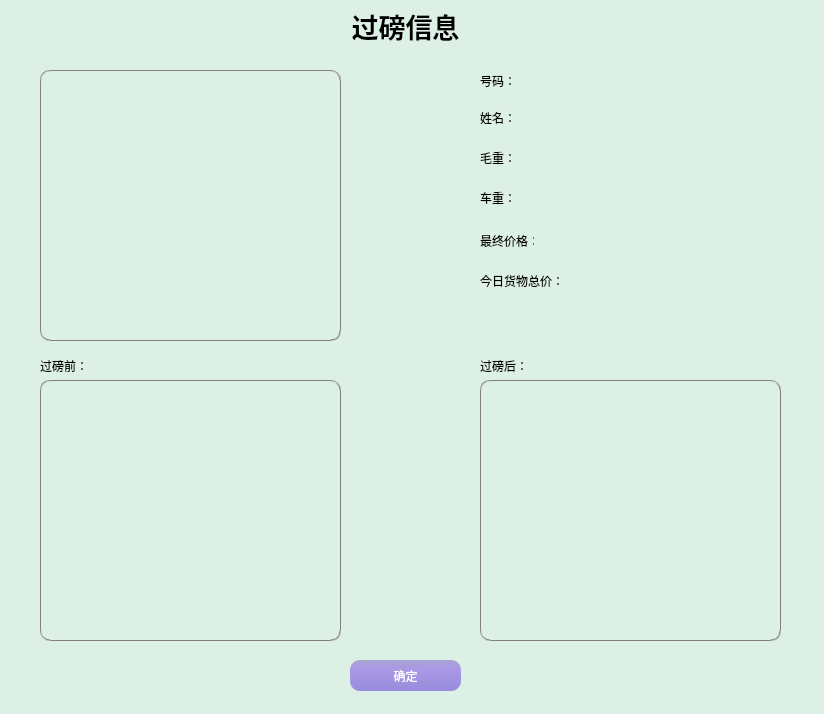
Before: the Qt Designer form weighinfo.ui in ljhuan/WasteRecycle, drawn with Qt 5.
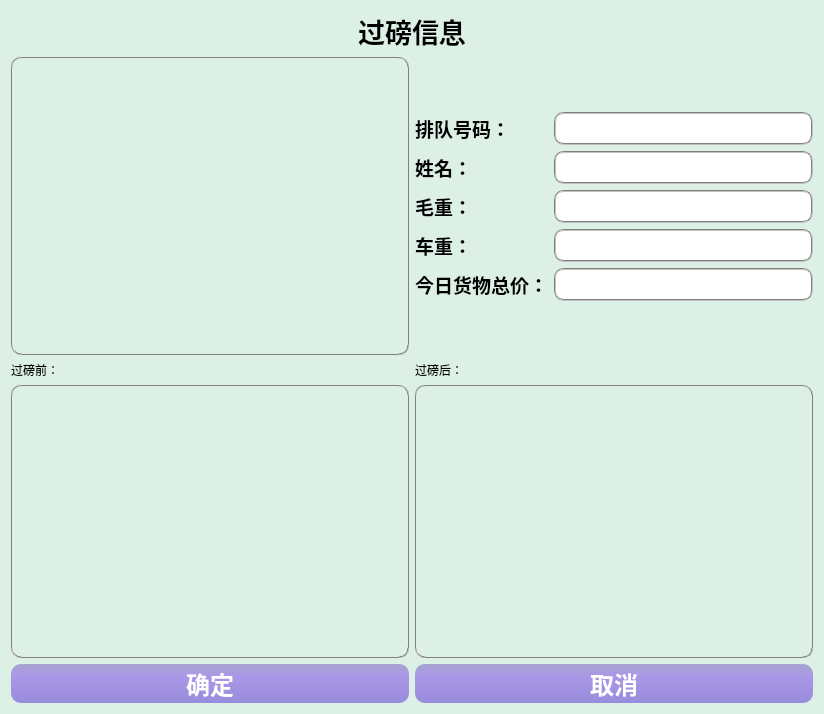
After: the same form once the commit is applied.

```diff
--- a/weighinfo.ui
+++ b/weighinfo.ui
@@ -77,51 +77,29 @@
   <property name="windowTitle">
    <string>Dialog</string>
   </property>
-  <widget class="QPushButton" name="btn_sure">
-   <property name="geometry">
-    <rect>
-     <x>350</x>
-     <y>660</y>
-     <width>111</width>
-     <height>31</height>
-    </rect>
-   </property>
-   <property name="styleSheet">
-    <string notr="true">QPushButton{color: rgb(255, 255, 255);
-			background: qlineargradient(x1:0, y1:0, x2:0, y2:1, stop:0 rgb(166,164,208),stop:0.3 rgb(171,152,230), stop:1 rgb(152,140,220));
-            border:1px;
-            border-radius:10px;
-            padding:2px 4px;
-}
-QPushButton:hover{
-            color: rgb(255, 255, 255); 
-            background: qlineargradient(x1:0, y1:0, x2:0, y2:1, stop:0 rgb(130,120,226), stop:0.3 rgb(120,130,230), stop:1 rgb(125,140,226));
-            border:1px;
-            border-radius:10px;
-            padding:2px 4px; 
-        }
-        QPushButton:pressed{
-            color: rgb(255, 255, 255);
-            background: qlineargradient(x1:0, y1:0, x2:0, y2:1, stop:0 rgb(240,156,121), stop:0.3 rgb(220,160,140), stop:1 rgb(230,140,120));
-            border:1px;
-            border-radius:10px;
-            padding:2px 4px;
-        }
-</string>
+  <layout class="QVBoxLayout" name="verticalLayout" stretch="1,10,10,1">
+   <item>
+    <widget class="QLabel" name="label_13">
+     <property name="font">
+      <font>
+       <family>Arial</family>
+       <pointsize>20</pointsize>
+       <weight>75</weight>
+       <bold>true</bold>
+      </font>
    </property>
    <property name="text">
-    <string>确定</string>
-   </property>
-  </widget>
+      <string>过磅信息</string>
+     </property>
+     <property name="alignment">
+      <set>Qt::AlignCenter</set>
+     </property>
+    </widget>
+   </item>
+   <item>
+    <layout class="QHBoxLayout" name="horizontalLayout" stretch="1,1">
+     <item>
   <widget class="QLabel" name="lb_head">
-   <property name="geometry">
-    <rect>
-     <x>40</x>
-     <y>70</y>
-     <width>301</width>
-     <height>271</height>
-    </rect>
-   </property>
    <property name="styleSheet">
     <string notr="true">border:1px groove gray;border-radius:10px;padding:0px 0px;</string>
    </property>
@@ -129,122 +107,233 @@
     <string/>
    </property>
   </widget>
+     </item>
+     <item>
+      <layout class="QFormLayout" name="formLayout">
+       <property name="formAlignment">
+        <set>Qt::AlignLeading|Qt::AlignLeft|Qt::AlignVCenter</set>
+       </property>
+       <item row="0" column="0">
+        <widget class="QLabel" name="label_4">
+         <property name="font">
+          <font>
+           <family>Arial</family>
+           <pointsize>14</pointsize>
+           <weight>75</weight>
+           <bold>true</bold>
+          </font>
+         </property>
+         <property name="text">
+          <string>排队号码：</string>
+         </property>
+        </widget>
+       </item>
+       <item row="0" column="1">
+        <widget class="QLineEdit" name="le_num">
+         <property name="enabled">
+          <bool>false</bool>
+         </property>
+         <property name="sizePolicy">
+          <sizepolicy hsizetype="Preferred" vsizetype="Fixed">
+           <horstretch>0</horstretch>
+           <verstretch>0</verstretch>
+          </sizepolicy>
+         </property>
+         <property name="font">
+          <font>
+           <family>Arial</family>
+           <pointsize>14</pointsize>
+           <weight>75</weight>
+           <bold>true</bold>
+          </font>
+         </property>
+         <property name="styleSheet">
+          <string notr="true">border:2px groove gray;border-radius:10px;padding:2px 4px;</string>
+         </property>
+        </widget>
+       </item>
+       <item row="1" column="0">
   <widget class="QLabel" name="label_2">
-   <property name="geometry">
-    <rect>
-     <x>480</x>
-     <y>110</y>
-     <width>54</width>
-     <height>16</height>
-    </rect>
+         <property name="font">
+          <font>
+           <family>Arial</family>
+           <pointsize>14</pointsize>
+           <weight>75</weight>
+           <bold>true</bold>
+          </font>
    </property>
    <property name="text">
     <string>姓名：</string>
    </property>
   </widget>
-  <widget class="QLabel" name="label_4">
-   <property name="geometry">
-    <rect>
-     <x>480</x>
-     <y>70</y>
-     <width>51</width>
-     <height>21</height>
-    </rect>
-   </property>
-   <property name="text">
-    <string>号码：</string>
-   </property>
-  </widget>
+       </item>
+       <item row="1" column="1">
+        <widget class="QLineEdit" name="le_name">
+         <property name="enabled">
+          <bool>false</bool>
+         </property>
+         <property name="sizePolicy">
+          <sizepolicy hsizetype="Preferred" vsizetype="Fixed">
+           <horstretch>0</horstretch>
+           <verstretch>0</verstretch>
+          </sizepolicy>
+         </property>
+         <property name="font">
+          <font>
+           <family>Arial</family>
+           <pointsize>14</pointsize>
+           <weight>75</weight>
+           <bold>true</bold>
+          </font>
+         </property>
+         <property name="styleSheet">
+          <string notr="true">border:2px groove gray;border-radius:10px;padding:2px 4px;</string>
+         </property>
+        </widget>
+       </item>
+       <item row="2" column="0">
   <widget class="QLabel" name="label_5">
-   <property name="geometry">
-    <rect>
-     <x>480</x>
-     <y>150</y>
-     <width>54</width>
-     <height>16</height>
-    </rect>
+         <property name="font">
+          <font>
+           <family>Arial</family>
+           <pointsize>14</pointsize>
+           <weight>75</weight>
+           <bold>true</bold>
+          </font>
    </property>
    <property name="text">
     <string>毛重：</string>
    </property>
   </widget>
+       </item>
+       <item row="2" column="1">
+        <widget class="QLineEdit" name="le_rWeigh">
+         <property name="enabled">
+          <bool>false</bool>
+         </property>
+         <property name="sizePolicy">
+          <sizepolicy hsizetype="Preferred" vsizetype="Fixed">
+           <horstretch>0</horstretch>
+           <verstretch>0</verstretch>
+          </sizepolicy>
+         </property>
+         <property name="font">
+          <font>
+           <family>Arial</family>
+           <pointsize>14</pointsize>
+           <weight>75</weight>
+           <bold>true</bold>
+          </font>
+         </property>
+         <property name="styleSheet">
+          <string notr="true">border:2px groove gray;border-radius:10px;padding:2px 4px;</string>
+         </property>
+        </widget>
+       </item>
+       <item row="3" column="0">
   <widget class="QLabel" name="label_7">
-   <property name="geometry">
-    <rect>
-     <x>480</x>
-     <y>190</y>
-     <width>54</width>
-     <height>16</height>
-    </rect>
+         <property name="font">
+          <font>
+           <family>Arial</family>
+           <pointsize>14</pointsize>
+           <weight>75</weight>
+           <bold>true</bold>
+          </font>
    </property>
    <property name="text">
     <string>车重：</string>
    </property>
   </widget>
-  <widget class="QLabel" name="label_8">
-   <property name="geometry">
-    <rect>
-     <x>480</x>
-     <y>230</y>
-     <width>54</width>
-     <height>21</height>
-    </rect>
-   </property>
-   <property name="text">
-    <string>最终价格：</string>
-   </property>
-  </widget>
-  <widget class="QLabel" name="lb_rWeight">
-   <property name="geometry">
-    <rect>
-     <x>40</x>
-     <y>380</y>
-     <width>301</width>
-     <height>261</height>
-    </rect>
+       </item>
+       <item row="3" column="1">
+        <widget class="QLineEdit" name="le_vWeigh">
+         <property name="enabled">
+          <bool>false</bool>
+         </property>
+         <property name="sizePolicy">
+          <sizepolicy hsizetype="Preferred" vsizetype="Fixed">
+           <horstretch>0</horstretch>
+           <verstretch>0</verstretch>
+          </sizepolicy>
+         </property>
+         <property name="font">
+          <font>
+           <family>Arial</family>
+           <pointsize>14</pointsize>
+           <weight>75</weight>
+           <bold>true</bold>
+          </font>
    </property>
    <property name="styleSheet">
-    <string notr="true">border:1px groove gray;border-radius:10px;padding:0px 0px;</string>
-   </property>
+          <string notr="true">border:2px groove gray;border-radius:10px;padding:2px 4px;</string>
+         </property>
+        </widget>
+       </item>
+       <item row="4" column="0">
+        <widget class="QLabel" name="label_3">
+         <property name="font">
+          <font>
+           <family>Arial</family>
+           <pointsize>14</pointsize>
+           <weight>75</weight>
+           <bold>true</bold>
+          </font>
+         </property>
    <property name="text">
-    <string/>
-   </property>
-  </widget>
+          <string>今日货物总价：</string>
+         </property>
+        </widget>
+       </item>
+       <item row="4" column="1">
+        <widget class="QLineEdit" name="le_todayWeight">
+         <property name="enabled">
+          <bool>false</bool>
+         </property>
+         <property name="font">
+          <font>
+           <family>Arial</family>
+           <pointsize>14</pointsize>
+           <weight>75</weight>
+           <bold>true</bold>
+          </font>
+         </property>
+         <property name="styleSheet">
+          <string notr="true">border:2px groove gray;border-radius:10px;padding:2px 4px;</string>
+         </property>
+        </widget>
+       </item>
+      </layout>
+     </item>
+    </layout>
+   </item>
+   <item>
+    <layout class="QGridLayout" name="gridLayout" rowstretch="1,15">
+     <item row="0" column="0">
   <widget class="QLabel" name="label_11">
-   <property name="geometry">
-    <rect>
-     <x>40</x>
-     <y>360</y>
-     <width>54</width>
-     <height>12</height>
-    </rect>
-   </property>
    <property name="text">
     <string>过磅前：</string>
    </property>
   </widget>
+     </item>
+     <item row="0" column="1">
   <widget class="QLabel" name="label_12">
-   <property name="geometry">
-    <rect>
-     <x>480</x>
-     <y>360</y>
-     <width>54</width>
-     <height>12</height>
-    </rect>
-   </property>
    <property name="text">
     <string>过磅后：</string>
    </property>
   </widget>
+     </item>
+     <item row="1" column="0">
+      <widget class="QLabel" name="lb_rWeight">
+       <property name="styleSheet">
+        <string notr="true">border:1px groove gray;border-radius:10px;padding:0px 0px;</string>
+       </property>
+       <property name="text">
+        <string/>
+       </property>
+      </widget>
+     </item>
+     <item row="1" column="1">
   <widget class="QLabel" name="lb_vWeight">
-   <property name="geometry">
-    <rect>
-     <x>480</x>
-     <y>380</y>
-     <width>301</width>
-     <height>261</height>
-    </rect>
-   </property>
    <property name="styleSheet">
     <string notr="true">border:1px groove gray;border-radius:10px;padding:0px 0px;</string>
    </property>
@@ -252,43 +341,90 @@
     <string/>
    </property>
   </widget>
-  <widget class="QLabel" name="label_13">
-   <property name="geometry">
-    <rect>
-     <x>310</x>
-     <y>10</y>
-     <width>191</width>
-     <height>31</height>
-    </rect>
-   </property>
+     </item>
+    </layout>
+   </item>
+   <item>
+    <layout class="QHBoxLayout" name="horizontalLayout_2">
+     <item>
+      <widget class="QPushButton" name="btn_ok">
    <property name="font">
     <font>
      <family>Arial</family>
-     <pointsize>20</pointsize>
+         <pointsize>18</pointsize>
      <weight>75</weight>
      <bold>true</bold>
     </font>
    </property>
+       <property name="styleSheet">
+        <string notr="true">QPushButton{color: rgb(255, 255, 255);
+			background: qlineargradient(x1:0, y1:0, x2:0, y2:1, stop:0 rgb(166,164,208),stop:0.3 rgb(171,152,230), stop:1 rgb(152,140,220));
+            border:1px;
+            border-radius:10px;
+            padding:2px 4px;
+}
+QPushButton:hover{
+            color: rgb(255, 255, 255); 
+            background: qlineargradient(x1:0, y1:0, x2:0, y2:1, stop:0 rgb(130,120,226), stop:0.3 rgb(120,130,230), stop:1 rgb(125,140,226));
+            border:1px;
+            border-radius:10px;
+            padding:2px 4px; 
+        }
+        QPushButton:pressed{
+            color: rgb(255, 255, 255);
+            background: qlineargradient(x1:0, y1:0, x2:0, y2:1, stop:0 rgb(240,156,121), stop:0.3 rgb(220,160,140), stop:1 rgb(230,140,120));
+            border:1px;
+            border-radius:10px;
+            padding:2px 4px;
+        }
+</string>
+       </property>
    <property name="text">
-    <string>过磅信息</string>
-   </property>
-   <property name="alignment">
-    <set>Qt::AlignCenter</set>
-   </property>
-  </widget>
-  <widget class="QLabel" name="label_3">
-   <property name="geometry">
-    <rect>
-     <x>480</x>
-     <y>270</y>
-     <width>81</width>
-     <height>21</height>
-    </rect>
-   </property>
+        <string>确定</string>
+       </property>
+      </widget>
+     </item>
+     <item>
+      <widget class="QPushButton" name="btn_cancel">
+       <property name="font">
+        <font>
+         <family>Arial</family>
+         <pointsize>18</pointsize>
+         <weight>75</weight>
+         <bold>true</bold>
+        </font>
+       </property>
+       <property name="styleSheet">
+        <string notr="true">QPushButton{color: rgb(255, 255, 255);
+			background: qlineargradient(x1:0, y1:0, x2:0, y2:1, stop:0 rgb(166,164,208),stop:0.3 rgb(171,152,230), stop:1 rgb(152,140,220));
+            border:1px;
+            border-radius:10px;
+            padding:2px 4px;
+}
+QPushButton:hover{
+            color: rgb(255, 255, 255); 
+            background: qlineargradient(x1:0, y1:0, x2:0, y2:1, stop:0 rgb(130,120,226), stop:0.3 rgb(120,130,230), stop:1 rgb(125,140,226));
+            border:1px;
+            border-radius:10px;
+            padding:2px 4px; 
+        }
+        QPushButton:pressed{
+            color: rgb(255, 255, 255);
+            background: qlineargradient(x1:0, y1:0, x2:0, y2:1, stop:0 rgb(240,156,121), stop:0.3 rgb(220,160,140), stop:1 rgb(230,140,120));
+            border:1px;
+            border-radius:10px;
+            padding:2px 4px;
+        }
+</string>
+       </property>
    <property name="text">
-    <string>今日货物总价：</string>
-   </property>
-  </widget>
+        <string>取消</string>
+       </property>
+      </widget>
+     </item>
+    </layout>
+   </item>
+  </layout>
  </widget>
  <resources/>
  <connections/>
```
Lines whose indentation alone changed are shown as unchanged.
